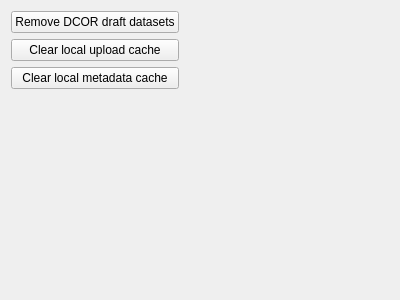
Old version of the form dcoraid/gui/panel_maintenance/widget_maintenance.ui in the repository DCOR-dev/DCOR-Aid.
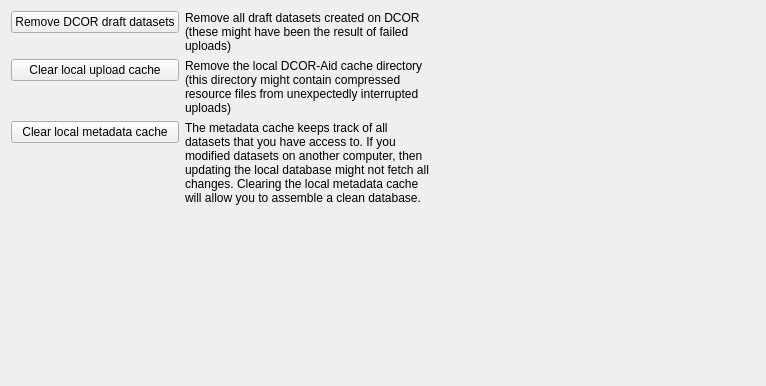
New version of the form.

Commit message: enh: add descriptions as labels in maintenance panel

```diff
--- a/dcoraid/gui/panel_maintenance/widget_maintenance.ui
+++ b/dcoraid/gui/panel_maintenance/widget_maintenance.ui
@@ -6,47 +6,56 @@
    <rect>
     <x>0</x>
     <y>0</y>
-    <width>400</width>
-    <height>300</height>
+    <width>766</width>
+    <height>386</height>
    </rect>
   </property>
   <property name="windowTitle">
    <string>Form</string>
   </property>
   <layout class="QGridLayout" name="gridLayout">
-   <item row="0" column="0">
-    <widget class="QPushButton" name="pushButton_drafts">
-     <property name="toolTip">
-      <string>Remove all draft datasets created on DCOR (these might have been the result of failed uploads)</string>
-     </property>
-     <property name="text">
-      <string>Remove DCOR draft datasets</string>
-     </property>
-    </widget>
-   </item>
    <item row="0" column="1">
-    <spacer name="horizontalSpacer">
-     <property name="orientation">
-      <enum>Qt::Orientation::Horizontal</enum>
-     </property>
-     <property name="sizeHint" stdset="0">
+    <widget class="QLabel" name="label_2">
+     <property name="maximumSize">
       <size>
-       <width>40</width>
-       <height>20</height>
+       <width>500</width>
+       <height>16777215</height>
       </size>
      </property>
-    </spacer>
+     <property name="text">
+      <string>Remove all draft datasets created on DCOR (these might have been the result of failed uploads)</string>
+     </property>
+     <property name="wordWrap">
+      <bool>true</bool>
+     </property>
+    </widget>
    </item>
-   <item row="1" column="0">
+   <item row="1" column="0" alignment="Qt::AlignmentFlag::AlignTop">
     <widget class="QPushButton" name="pushButton_cache">
-     <property name="toolTip">
-      <string>Remove the local DCOR-Aid cache directory (this directory might contain compressed resource files from unexpectedly interrupted uploads)</string>
+     <property name="sizePolicy">
+      <sizepolicy hsizetype="Preferred" vsizetype="Fixed">
+       <horstretch>0</horstretch>
+       <verstretch>0</verstretch>
+      </sizepolicy>
      </property>
      <property name="text">
       <string>Clear local upload cache</string>
      </property>
     </widget>
    </item>
+   <item row="2" column="0" alignment="Qt::AlignmentFlag::AlignTop">
+    <widget class="QPushButton" name="pushButton_meta">
+     <property name="sizePolicy">
+      <sizepolicy hsizetype="Preferred" vsizetype="Fixed">
+       <horstretch>0</horstretch>
+       <verstretch>0</verstretch>
+      </sizepolicy>
+     </property>
+     <property name="text">
+      <string>Clear local metadata cache</string>
+     </property>
+    </widget>
+   </item>
    <item row="3" column="0">
     <spacer name="verticalSpacer">
      <property name="orientation">
@@ -60,13 +69,64 @@
      </property>
     </spacer>
    </item>
-   <item row="2" column="0">
-    <widget class="QPushButton" name="pushButton_meta">
+   <item row="1" column="1">
+    <widget class="QLabel" name="label">
+     <property name="maximumSize">
+      <size>
+       <width>500</width>
+       <height>16777215</height>
+      </size>
+     </property>
      <property name="text">
-      <string>Clear local metadata cache</string>
+      <string>Remove the local DCOR-Aid cache directory (this directory might contain compressed resource files from unexpectedly interrupted uploads)</string>
      </property>
+     <property name="wordWrap">
+      <bool>true</bool>
+     </property>
     </widget>
    </item>
+   <item row="0" column="0" alignment="Qt::AlignmentFlag::AlignTop">
+    <widget class="QPushButton" name="pushButton_drafts">
+     <property name="sizePolicy">
+      <sizepolicy hsizetype="Preferred" vsizetype="Fixed">
+       <horstretch>0</horstretch>
+       <verstretch>0</verstretch>
+      </sizepolicy>
+     </property>
+     <property name="text">
+      <string>Remove DCOR draft datasets</string>
+     </property>
+    </widget>
+   </item>
+   <item row="2" column="1">
+    <widget class="QLabel" name="label_3">
+     <property name="maximumSize">
+      <size>
+       <width>500</width>
+       <height>16777215</height>
+      </size>
+     </property>
+     <property name="text">
+      <string>The metadata cache keeps track of all datasets that you have access to. If you modified datasets on another computer, then updating the local database might not fetch all changes. Clearing the local metadata cache will allow you to assemble a clean database.</string>
+     </property>
+     <property name="wordWrap">
+      <bool>true</bool>
+     </property>
+    </widget>
+   </item>
+   <item row="0" column="2">
+    <spacer name="horizontalSpacer">
+     <property name="orientation">
+      <enum>Qt::Orientation::Horizontal</enum>
+     </property>
+     <property name="sizeHint" stdset="0">
+      <size>
+       <width>40</width>
+       <height>20</height>
+      </size>
+     </property>
+    </spacer>
+   </item>
   </layout>
  </widget>
  <resources/>
```
The commit also changes 1 other file.
